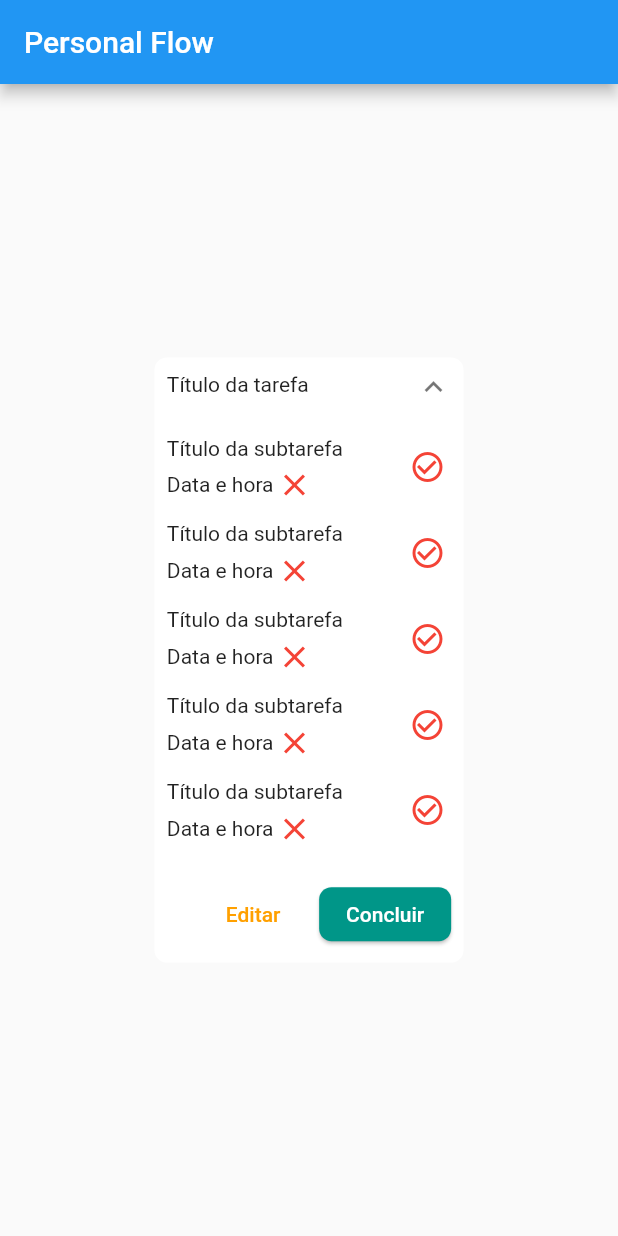
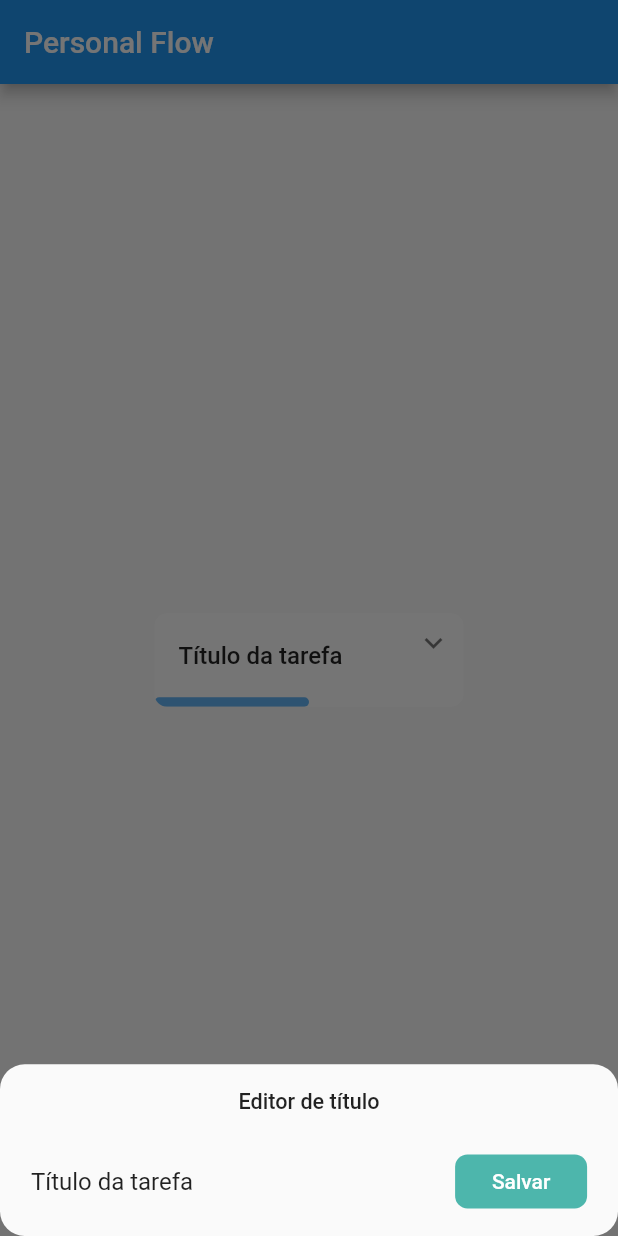
Before and after one commit to tigosante/Personal-flow, a Flutter app: the screen it shows after launch, after a tap on "Título da tarefa", on a phone screen of 412 x 824 dp. Run offline on Flutter 3.47's test engine with Material 2 defaults, Android fonts, the phone set to English and light mode, and no system bars; drawn by our look-alikes of expandable.

Commit message:
Barra de progresso, botão de adicionar subtarefa e modal.

```diff
--- a/lib/controller/tarefas/composta/controllerComposta.dart
+++ b/lib/controller/tarefas/composta/controllerComposta.dart
@@ -1,25 +1,68 @@
 import 'package:flutter/material.dart';
+import 'package:personal_flow/view/home/componentes/composta/barraProgresso.dart';
+import 'package:personal_flow/view/home/componentes/composta/editarAdiconarTexto.dart';
 
+List<Widget> geradorLista(quantidade, componente) {
+  return List<Widget>.generate(quantidade, (_) => componente);
+}
 
-Widget geradorCorpo(quantidade, componente){
+Widget geradorCorpo(quantidade, componente) {
   return Column(
-    mainAxisSize: MainAxisSize.min,
-    crossAxisAlignment: CrossAxisAlignment.start,
-    children: geradorLista(quantidade, componente)
+      mainAxisSize: MainAxisSize.min,
+      crossAxisAlignment: CrossAxisAlignment.start,
+      children: geradorLista(quantidade, componente));
+}
+
+Widget barraProgresso() {
+  return BarraProgresso(
+    maxValue: 10,
+    currentValue: 5,
+    progressColor: Colors.blue[300],
   );
 }
 
-List<Widget> geradorLista(quantidade, componente){
-  return List<Widget>.generate(quantidade, (_)=> componente);
+modal(context, _tamanhoTela, tipo, tarefa) {
+  String botao = "";
+  String titulo = "";
+  String hinText = "";
+
+  switch (tipo) {
+    case "adicionar":
+      botao = "Adicionar";
+      titulo = "Adiconar Subtarefa";
+      hinText = "Nova tarefa";
+      break;
+    case "editar":
+      botao = "Salvar";
+      titulo = "Editor de título";
+      hinText = "Título";
+      break;
+  }
+
+  showModalBottomSheet(
+      shape: RoundedRectangleBorder(
+        borderRadius: BorderRadius.circular(_tamanhoTela * 0.04),
+      ),
+      context: context,
+      builder: (BuildContext context) => EdiatarAdicionarTexto(
+          titulo: titulo, botao: botao, hinText: hinText, tarefa: tarefa));
 }
 
-class CheckBoxComposta{
+class CheckBoxComposta {
   bool _estado = false;
 
   bool get estadoGet => _estado;
   set estadoSet(estadoGet) => _estado = !estadoGet;
 
-  mudarEstado(){
-    return _estado ? Icon(Icons.check_circle, color: Colors.teal,) : Icon(Icons.check_circle_outline, color: Colors.red,);
+  mudarEstado() {
+    return _estado
+        ? Icon(
+            Icons.check_circle,
+            color: Colors.teal,
+          )
+        : Icon(
+            Icons.check_circle_outline,
+            color: Colors.red,
+          );
   }
 }
--- /dev/null
+++ b/lib/view/home/componentes/composta/adiconarSubtarefa.dart
@@ -0,0 +1,46 @@
+import 'package:flutter/material.dart';
+import 'package:personal_flow/controller/tarefas/composta/controllerComposta.dart';
+
+double _tamanhoTela = 0.0;
+String tipo = "adicionar";
+
+class AdiconarSubtarefa extends StatefulWidget {
+  AdiconarSubtarefa({Key key}) : super(key: key);
+
+  @override
+  _AdiconarSubtarefaState createState() => _AdiconarSubtarefaState();
+}
+
+class _AdiconarSubtarefaState extends State<AdiconarSubtarefa> {
+  @override
+  Widget build(BuildContext context) {
+    setState(()=> _tamanhoTela = MediaQuery.of(context).size.width);
+    return Padding(
+      padding: EdgeInsets.only(
+        top: _tamanhoTela * 0.02,
+        bottom: _tamanhoTela * 0.02,
+      ),
+      child: InkWell(
+        splashColor: Colors.teal[50],
+        highlightColor: Colors.teal[50],
+        borderRadius: BorderRadius.circular(_tamanhoTela * 0.02),
+        child: Container(
+          margin: EdgeInsets.only(
+            top: _tamanhoTela * 0.025,
+            left: _tamanhoTela * 0.12,
+            right: _tamanhoTela * 0.12,
+            bottom: _tamanhoTela * 0.025,
+          ),
+          child: Text(
+            "Adiconar subtarefa",
+            style: TextStyle(
+              color: Colors.teal,
+              fontWeight: FontWeight.w500
+            ),
+          ),
+        ),
+        onTap: ()=> modal(context, _tamanhoTela, tipo, ""),
+      ),
+    );
+  }
+}
--- /dev/null
+++ b/lib/view/home/componentes/composta/barraProgresso.dart
@@ -0,0 +1,150 @@
+import 'package:flutter/animation.dart';
+import 'package:flutter/widgets.dart';
+
+class BarraProgresso extends StatefulWidget {
+  BarraProgresso(
+      {Key key,
+      this.currentValue = 0,
+      this.maxValue = 100,
+      this.size = 30,
+      this.animatedDuration = const Duration(milliseconds: 200),
+      this.direction = Axis.horizontal,
+      this.verticalDirection = VerticalDirection.down,
+      this.borderRadius = 8,
+      this.backgroundColor = const Color(0x00FFFFFF),
+      this.progressColor = const Color(0xFFFA7268),
+      this.changeColorValue,
+      this.changeProgressColor = const Color(0xFF5F4B8B),
+      this.displayText})
+      : super(key: key);
+  final int currentValue;
+  final int maxValue;
+  final double size;
+  final Duration animatedDuration;
+  final Axis direction;
+  final VerticalDirection verticalDirection;
+  final double borderRadius;
+  final Color backgroundColor;
+  final Color progressColor;
+  final int changeColorValue;
+  final Color changeProgressColor;
+  final String displayText;
+
+  @override
+  _BarraProgressoState createState() => _BarraProgressoState();
+}
+
+class _BarraProgressoState extends State<BarraProgresso>
+    with SingleTickerProviderStateMixin {
+  Animation<double> _animation;
+  AnimationController _controller;
+  double _currentBegin = 0;
+  double _currentEnd = 0;
+
+  @override
+  void initState() {
+    _controller =
+        AnimationController(duration: widget.animatedDuration, vsync: this);
+    _animation = Tween<double>(begin: _currentBegin, end: _currentEnd)
+        .animate(_controller);
+    triggerAnimation();
+    super.initState();
+  }
+
+  @override
+  void didUpdateWidget(BarraProgresso old) {
+    triggerAnimation();
+    super.didUpdateWidget(old);
+  }
+
+  void triggerAnimation() {
+    setState(() {
+      _currentBegin = _animation.value;
+      _currentEnd = widget.currentValue / widget.maxValue;
+      _animation = Tween<double>(begin: _currentBegin, end: _currentEnd)
+          .animate(_controller);
+    });
+    _controller.reset();
+    _controller.forward();
+  }
+
+  @override
+  Widget build(BuildContext context) => AnimatedProgressBar(
+        animation: _animation,
+        widget: widget,
+      );
+
+  @override
+  void dispose() {
+    _controller.dispose();
+    super.dispose();
+  }
+}
+
+class AnimatedProgressBar extends AnimatedWidget {
+  AnimatedProgressBar({
+    Key key,
+    Animation<double> animation,
+    this.widget,
+  }) : super(key: key, listenable: animation);
+  final widget;
+
+  double transformValue(x, begin, end, before) {
+    double y = (end * x - (begin - before)) * (1 / before);
+    return y < 0 ? 0 : ((y > 1) ? 1 : y);
+  }
+
+  Widget build(BuildContext context) {
+    final Animation<double> animation = listenable;
+    Color progressColor = widget.progressColor;
+
+    if (widget.changeColorValue != null) {
+      final _colorTween = ColorTween(
+          begin: widget.progressColor, end: widget.changeProgressColor);
+      progressColor = _colorTween.transform(transformValue(
+          animation.value, widget.changeColorValue, widget.maxValue, 5));
+    }
+
+    List<Widget> progressWidgets = [];
+    Widget progressWidget = new Container(
+        decoration: BoxDecoration(
+      color: progressColor,
+      borderRadius: BorderRadius.circular(widget.borderRadius),
+    ));
+    progressWidgets.add(progressWidget);
+
+    if (widget.displayText != null) {
+      Widget textProgress = new Container(
+          alignment: widget.direction == Axis.horizontal
+              ? FractionalOffset(0.95, 0.5)
+              : (widget.verticalDirection == VerticalDirection.up
+                  ? FractionalOffset(0.5, 0.05)
+                  : FractionalOffset(0.5, 0.95)),
+          child: Text(
+              (animation.value * widget.maxValue).toInt().toString() +
+                  widget.displayText,
+              softWrap: false,
+              style: TextStyle(color: const Color(0xFFFFFFFF), fontSize: 12)));
+      progressWidgets.add(textProgress);
+    }
+
+    return Directionality(
+      textDirection: TextDirection.ltr,
+      child: Container(
+        // width: widget.direction == Axis.vertical ? widget.size : null,
+        height: MediaQuery.of(context).size.width * 0.015,
+        child: Flex(
+          direction: widget.direction,
+          verticalDirection: widget.verticalDirection,
+          children: <Widget>[
+            Expanded(
+                flex: (animation.value * 100).toInt(),
+                child: Stack(children: progressWidgets)),
+            Expanded(
+                flex: 100 - (animation.value * 100).toInt(), child: Container())
+          ],
+        ),
+      ),
+    );
+  }
+}
--- /dev/null
+++ b/lib/view/home/componentes/composta/editarAdiconarTexto.dart
@@ -0,0 +1,84 @@
+import 'package:flutter/material.dart';
+
+double _tamanhoTela = 0;
+
+class EdiatarAdicionarTexto extends StatefulWidget {
+  EdiatarAdicionarTexto(
+      {Key key, this.titulo, this.botao, this.hinText, this.tarefa})
+      : super(key: key);
+
+  String botao;
+  String titulo;
+  String tarefa;
+  String hinText;
+
+  @override
+  _EdiatarAdicionarTextoState createState() => _EdiatarAdicionarTextoState();
+}
+
+class _EdiatarAdicionarTextoState extends State<EdiatarAdicionarTexto> {
+  @override
+  Widget build(BuildContext context) {
+    TextEditingController controllerText =
+        TextEditingController(text: this.widget.tarefa);
+    setState(() => _tamanhoTela = MediaQuery.of(context).size.width);
+
+    return Container(
+      padding:
+          EdgeInsets.only(bottom: MediaQuery.of(context).viewInsets.bottom),
+      child: Column(
+        mainAxisSize: MainAxisSize.min,
+        children: <Widget>[
+          Padding(
+            padding: EdgeInsets.only(
+              top: _tamanhoTela * 0.04,
+              bottom: _tamanhoTela * 0.05,
+            ),
+            child: Text(
+              widget.titulo,
+              style: TextStyle(
+                fontSize: _tamanhoTela * 0.035,
+                fontWeight: FontWeight.w500,
+              ),
+            ),
+          ),
+          Padding(
+            padding: EdgeInsets.only(
+              left: _tamanhoTela * 0.05,
+              right: _tamanhoTela * 0.05,
+              bottom: _tamanhoTela * 0.03,
+            ),
+            child: Row(
+              mainAxisSize: MainAxisSize.max,
+              mainAxisAlignment: MainAxisAlignment.spaceAround,
+              children: <Widget>[
+                Expanded(
+                  child: TextField(
+                      controller: controllerText,
+                      decoration: InputDecoration(
+                        hintText: widget.hinText,
+                        border: InputBorder.none,
+                      )),
+                ),
+                RaisedButton(
+                  elevation: 0,
+                  color: Colors.teal[300],
+                  splashColor: Colors.teal[400],
+                  highlightColor: Colors.teal[400],
+                  shape: RoundedRectangleBorder(
+                    borderRadius: BorderRadius.circular(_tamanhoTela * 0.02),
+                  ),
+                  child: Text(
+                    widget.botao,
+                    style: TextStyle(color: Colors.white),
+                  ),
+                  onPressed: () {},
+                ),
+              ],
+            ),
+          ),
+        ],
+      ),
+    );
+  }
+}
--- a/lib/view/home/componentes/composta/opcoesCompost.dart
+++ b/lib/view/home/componentes/composta/opcoesCompost.dart
@@ -15,7 +15,6 @@ class _OpcoesCompostaState extends State<OpcoesComposta> {
     setState(() => _tamanhoTela = MediaQuery.of(context).size.width);
     return Padding(
       padding: EdgeInsets.only(
-        top: _tamanhoTela * 0.03,
         left: _tamanhoTela * 0.02,
         right: _tamanhoTela * 0.02
       ),
@@ -24,31 +23,29 @@ class _OpcoesCompostaState extends State<OpcoesComposta> {
          mainAxisAlignment: MainAxisAlignment.end,
          children: <Widget>[
            FlatButton(
-            splashColor: Colors.amber[200],
-            highlightColor: Colors.amber[200],
+            splashColor: Colors.blueGrey[50],
+            highlightColor: Colors.blueGrey[50],
             shape: RoundedRectangleBorder(
               borderRadius: BorderRadius.circular(_tamanhoTela * 0.02),
             ),
             child: Text(
               "Editar",
               style: TextStyle(
-                color: Colors.amber[700],
+                color: Colors.blueGrey,
               ),
             ),
             onPressed: (){},
            ),
-           RaisedButton(
-            splashColor: Colors.teal[300],
-            highlightColor: Colors.teal[300],
+           FlatButton(
+            splashColor: Colors.blue[50],
+            highlightColor: Colors.blue[50],
             shape: RoundedRectangleBorder(
               borderRadius: BorderRadius.circular(_tamanhoTela * 0.02),
             ),
-            elevation: 1,
-            color: Colors.teal,
             child: Text(
               "Concluir",
               style: TextStyle(
-                color: Colors.white
+                color: Colors.blue[400]
               ),
             ),
             onPressed: (){},
--- a/lib/view/home/componentes/composta/subtarefa.dart
+++ b/lib/view/home/componentes/composta/subtarefa.dart
@@ -17,25 +17,10 @@ class _SubtarefaCompostaState extends State<Subtarefa> {
   Widget build(BuildContext context) {
     setState(() => _tamanhoTela = MediaQuery.of(context).size.width);
 
-    return Container(
-      margin: EdgeInsets.only(
-        bottom: _tamanhoTela * 0.02
-      ),
-      child: Row(
-        mainAxisSize: MainAxisSize.max,
-        mainAxisAlignment: MainAxisAlignment.spaceBetween,
-        children: <Widget>[
-          Column(
-            mainAxisSize: MainAxisSize.min,
-            crossAxisAlignment: CrossAxisAlignment.start,
-            children: <Widget>[
-            TituloSubtarefa(),
-            DataHora(),
-            ],
-          ),
-          IconeSubtarefa(),
-        ],
-      ),
+    return ListTile(
+      title: TituloSubtarefa(),
+      subtitle: DataHora(),
+      trailing: IconeSubtarefa(),
     );
   }
 }
--- a/lib/view/home/componentes/composta/tituloSubtarefa.dart
+++ b/lib/view/home/componentes/composta/tituloSubtarefa.dart
@@ -1,6 +1,8 @@
 import 'package:flutter/material.dart';
+import 'package:personal_flow/controller/tarefas/composta/controllerComposta.dart';
 
 double _tamanhoTela = 0;
+String tipo = "editar";
 
 class TituloSubtarefa extends StatefulWidget {
   TituloSubtarefa({Key key}) : super(key: key);
@@ -12,6 +14,7 @@ class TituloSubtarefa extends StatefulWidget {
 class _TituloSubtarefaState extends State<TituloSubtarefa> {
   @override
   Widget build(BuildContext context) {
+    String tarefa = "Título da subtarefa";
     setState(()=> _tamanhoTela = MediaQuery.of(context).size.width);
 
     return Container(
@@ -21,7 +24,15 @@ class _TituloSubtarefaState extends State<TituloSubtarefa> {
           left: _tamanhoTela * 0.02,
           bottom: _tamanhoTela * 0.01,
         ),
-        child: Text("Título da subtarefa"),
+        child: InkWell(
+          child: Text(
+            tarefa,
+            style: TextStyle(
+              fontWeight: FontWeight.w500
+            ),
+          ),
+          onTap: ()=> modal(context, _tamanhoTela, tipo, tarefa),
+        ),
       ),
     );
   }
--- a/lib/view/home/tarefas/composta.dart
+++ b/lib/view/home/tarefas/composta.dart
@@ -1,10 +1,12 @@
 import 'package:expandable/expandable.dart';
 import 'package:flutter/material.dart';
 import 'package:personal_flow/controller/tarefas/composta/controllerComposta.dart';
+import 'package:personal_flow/view/home/componentes/composta/adiconarSubtarefa.dart';
 import 'package:personal_flow/view/home/componentes/composta/opcoesCompost.dart';
 import 'package:personal_flow/view/home/componentes/composta/subtarefa.dart';
 
 double _tamanhoTela = 0;
+String tipo = "editar";
 
 class Composta extends StatefulWidget {
   Composta({Key key}) : super(key: key);
@@ -16,6 +18,7 @@ class Composta extends StatefulWidget {
 class _CompostaState extends State<Composta> {
   @override
   Widget build(BuildContext context) {
+    String tarefa = "Título da tarefa";
     setState(()=> _tamanhoTela = MediaQuery.of(context).size.width);
 
     return Center(
@@ -32,23 +35,28 @@ class _CompostaState extends State<Composta> {
             iconColor: Colors.blue,
             tapHeaderToExpand: true,
             headerAlignment: ExpandablePanelHeaderAlignment.center,
-            header: Container(
-              margin: EdgeInsets.only(
-                top: _tamanhoTela * 0.025,
-                left: _tamanhoTela * 0.02,
-                bottom: _tamanhoTela * 0.025
+            header: ListTile(
+              title: Text(
+                tarefa,
+                style: TextStyle(
+                  fontWeight: FontWeight.w500
+                ),
               ),
-              child: Text("Título da tarefa"),
+              onTap: ()=> modal(context, _tamanhoTela, tipo, tarefa),
+            ),
+            collapsed: Container(
+              child: barraProgresso(),
             ),
             expanded: Container(
               padding: EdgeInsets.only(
                 top: _tamanhoTela * 0.02,
-                bottom: _tamanhoTela * 0.02,
               ),
               child: Column(
                 children: <Widget>[
                   geradorCorpo(5, Subtarefa()),
+                  AdiconarSubtarefa(),
                   OpcoesComposta(),
+                  barraProgresso(),
                 ],
               ),
             ),
```
Also changed, not shown: 1 other file.
